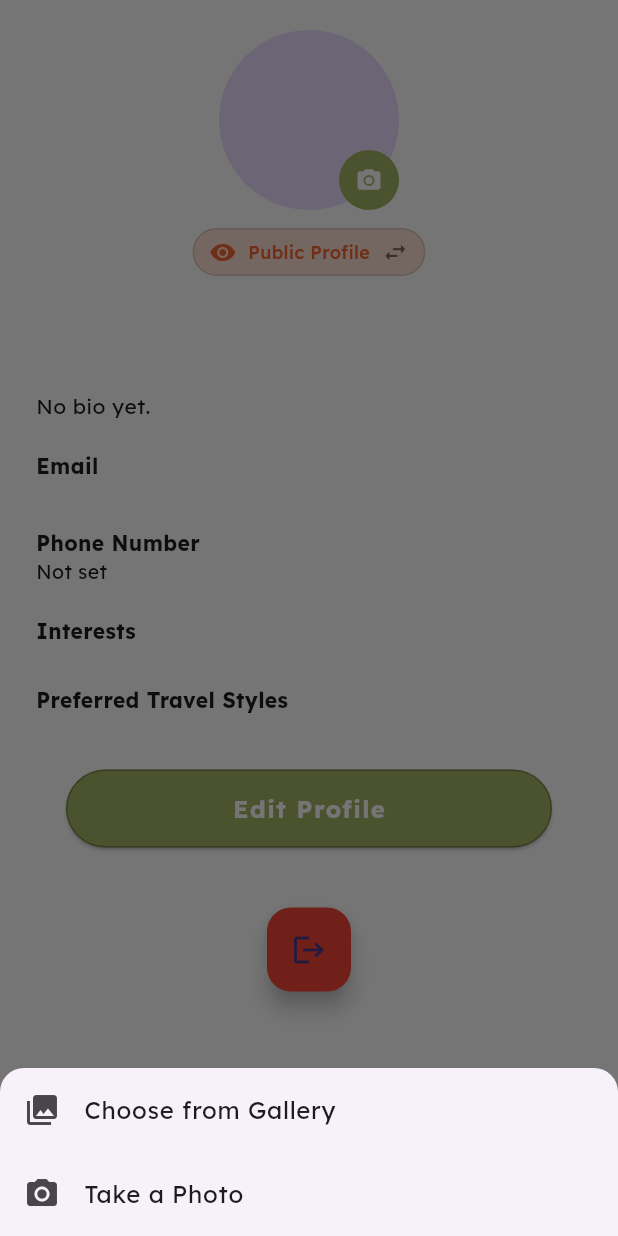
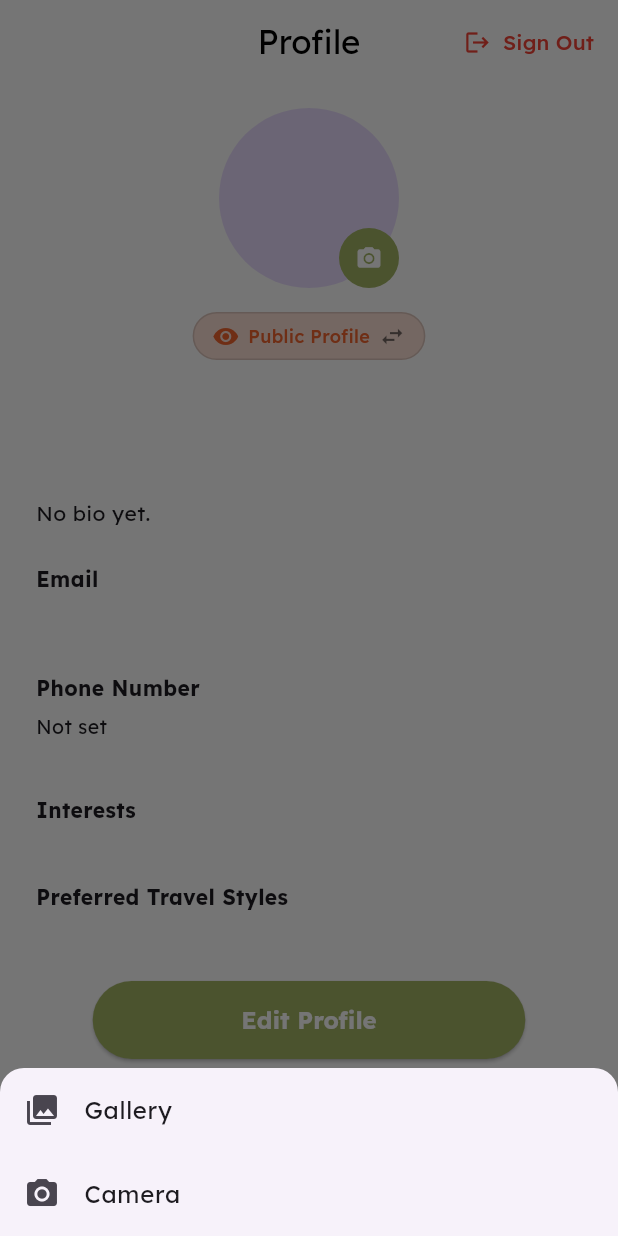
Before and after one commit to jpcabatingan/HaoFar_TravelApp, a Flutter app: the Profile screen opened by its route, after a tap on the "camera alt" icon, on a phone screen of 412 x 824 dp. Run offline on Flutter 3.47's test engine with Material 3 defaults, Android fonts, the phone set to English and light mode, and no system bars; our stand-ins replace cloud_firestore, firebase_auth, firebase_core, google_fonts, image_picker, qr_flutter; accounts and stored records are empty; generated files the repository leaves out were written again; network calls fail.

Commit message:
ui: improved the ui/ux of profile screen, removed the unnecessary back button

```diff
--- a/project/lib/screens/profile/profile.dart
+++ b/project/lib/screens/profile/profile.dart
@@ -1,5 +1,3 @@
-// screens/profile.dart
-
 import 'dart:io';
 import 'package:flutter/material.dart';
 import 'package:image_picker/image_picker.dart';
@@ -31,15 +29,40 @@ class _ProfileState extends State<Profile> {
 
     return Scaffold(
       backgroundColor: Colors.white,
-      body: SingleChildScrollView(
-        padding: const EdgeInsets.symmetric(horizontal: 24),
+      appBar: AppBar(
+        backgroundColor: Colors.white,
+        elevation: 0,
+        centerTitle: true,
+        title: Text('Profile', style: GoogleFonts.lexend(color: Colors.black)),
+        automaticallyImplyLeading: false,
+        actions: [
+          TextButton.icon(
+            onPressed: () async {
+              try {
+                await context.read<AuthProvider>().signOut();
+                Navigator.pushReplacementNamed(context, '/');
+              } catch (e) {
+                ScaffoldMessenger.of(context).showSnackBar(
+                  SnackBar(content: Text('Logout failed: \$e')),
+                );
+              }
+            },
+            icon: const Icon(Icons.logout, color: Colors.red),
+            label: Text('Sign Out', style: GoogleFonts.lexend(color: Colors.red)),
+          ),
+        ],
+      ),
+      body: SafeArea(
+        child: SingleChildScrollView(
+          padding: const EdgeInsets.symmetric(horizontal: 24, vertical: 16),
           child: Column(
+            crossAxisAlignment: CrossAxisAlignment.start,
             children: [
-            const SizedBox(height: 20),
               Center(
                 child: GestureDetector(
                   onTap: _showImageSourceActionSheet,
                   child: Stack(
+                    alignment: Alignment.bottomRight,
                     children: [
                       CircleAvatar(
                         radius: 60,
@@ -50,10 +73,7 @@ class _ProfileState extends State<Profile> {
                                       'https://freesvg.org/img/abstract-user-flat-4.png',
                                 ) as ImageProvider,
                       ),
-                    Positioned(
-                      bottom: 0,
-                      right: 0,
-                      child: CircleAvatar(
+                      CircleAvatar(
                         radius: 20,
                         backgroundColor: const Color(0xFFA3B565),
                         child: const Icon(
@@ -62,27 +82,30 @@ class _ProfileState extends State<Profile> {
                           size: 18,
                         ),
                       ),
-                    ),
                     ],
                   ),
                 ),
               ),
-            const SizedBox(height: 12),
-            _visibilityToggle(userProvider),
-            const SizedBox(height: 12),
-            Text(
+              const SizedBox(height: 16),
+              Center(child: _visibilityToggle(userProvider)),
+              const SizedBox(height: 16),
+              Center(
+                child: Text(
                   user.username,
                   style: GoogleFonts.lexend(
                     fontWeight: FontWeight.bold,
-                fontSize: 18,
+                    fontSize: 20,
+                  ),
                 ),
               ),
               const SizedBox(height: 4),
-            Text(
+              Center(
+                child: Text(
                   '${user.firstName} ${user.lastName}',
-              style: GoogleFonts.lexend(fontSize: 14, color: Colors.grey),
+                  style: GoogleFonts.lexend(fontSize: 16, color: Colors.grey),
                 ),
-            const SizedBox(height: 16),
+              ),
+              const SizedBox(height: 20),
               Align(
                 alignment: Alignment.centerLeft,
                 child: Text(
@@ -90,27 +113,26 @@ class _ProfileState extends State<Profile> {
                   style: GoogleFonts.lexend(),
                 ),
               ),
-            const SizedBox(height: 20),
+              const SizedBox(height: 24),
               _sectionLabel('Email'),
               _sectionText(user.email),
-            const SizedBox(height: 12),
+              const SizedBox(height: 16),
               _sectionLabel('Phone Number'),
               _sectionText(
                 (user.phoneNumber?.isEmpty ?? true) ? 'Not set' : user.phoneNumber!,
               ),
-            const SizedBox(height: 20),
+              const SizedBox(height: 24),
               _sectionLabel('Interests'),
-            const SizedBox(height: 6),
+              const SizedBox(height: 8),
               _chipWrap(user.interests, const Color(0xFFFCDD9D)),
-            const SizedBox(height: 20),
+              const SizedBox(height: 24),
               _sectionLabel('Preferred Travel Styles'),
-            const SizedBox(height: 6),
+              const SizedBox(height: 8),
               _chipWrap(user.travelStyles, const Color(0xFFFCDD9D)),
-            const SizedBox(height: 30),
-            Padding(
-              padding: const EdgeInsets.symmetric(horizontal: 20),
+              const SizedBox(height: 32),
+              Center(
                 child: SizedBox(
-                width: double.infinity,
+                  width: MediaQuery.of(context).size.width * 0.7,
                   child: ElevatedButton(
                     onPressed: () {
                       Navigator.push(
@@ -126,12 +148,10 @@ class _ProfileState extends State<Profile> {
                       padding: const EdgeInsets.symmetric(vertical: 16),
                       shape: RoundedRectangleBorder(
                         borderRadius: BorderRadius.circular(30),
-                      side: const BorderSide(color: Colors.black26, width: 1),
                       ),
                       textStyle: const TextStyle(
                         fontSize: 16,
                         fontWeight: FontWeight.bold,
-                      letterSpacing: 1,
                       ),
                     ),
                     child: Text('Edit Profile', style: GoogleFonts.lexend()),
@@ -139,26 +159,8 @@ class _ProfileState extends State<Profile> {
                 ),
               ),
               const SizedBox(height: 40),
-            Positioned(
-              bottom: 16,
-              right: 16,
-              child: FloatingActionButton(
-                onPressed: () async {
-                  try {
-                    await context.read<AuthProvider>().signOut();
-                    Navigator.pushReplacementNamed(context, '/');
-                  } catch (e) {
-                    ScaffoldMessenger.of(context).showSnackBar(
-                      SnackBar(content: Text('Logout failed: \$e')),
-                    );
-                  }
-                },
-                backgroundColor: Colors.red,
-                tooltip: 'Logout',
-                child: const Icon(Icons.logout),
+            ],
           ),
-            ),
-          ],
         ),
       ),
     );
@@ -166,15 +168,12 @@ class _ProfileState extends State<Profile> {
 
   Widget _visibilityToggle(UserProvider provider) {
     final user = provider.user!;
-
     return GestureDetector(
       onTap: () async {
-        await provider.updateProfile({
-          'isProfilePublic': !user.isProfilePublic,
-        });
+        await provider.updateProfile({'isProfilePublic': !user.isProfilePublic});
       },
       child: Container(
-        padding: const EdgeInsets.symmetric(horizontal: 10, vertical: 6),
+        padding: const EdgeInsets.symmetric(horizontal: 12, vertical: 6),
         decoration: BoxDecoration(
           borderRadius: BorderRadius.circular(30),
           color: user.isProfilePublic
@@ -192,7 +191,7 @@ class _ProfileState extends State<Profile> {
                   ? const Color(0xFFF1642E)
                   : Colors.grey.shade600,
             ),
-            const SizedBox(width: 8),
+            const SizedBox(width: 6),
             Text(
               user.isProfilePublic ? 'Public Profile' : 'Private Profile',
               style: GoogleFonts.lexend(
@@ -203,7 +202,7 @@ class _ProfileState extends State<Profile> {
                 fontWeight: FontWeight.w500,
               ),
             ),
-            const SizedBox(width: 8),
+            const SizedBox(width: 6),
             const Icon(Icons.swap_horiz, size: 18, color: Colors.black54),
           ],
         ),
@@ -212,15 +211,10 @@ class _ProfileState extends State<Profile> {
   }
 
   Future<void> _pickImage(ImageSource source) async {
-    final pickedFile = await _picker.pickImage(
-      source: source,
-      imageQuality: 85,
-    );
+    final pickedFile = await _picker.pickImage(source: source, imageQuality: 85);
     if (pickedFile != null) {
-      setState(() {
-        _imageFile = File(pickedFile.path);
-      });
-      // TODO: Implement Firebase Storage upload and updateProfilePicture
+      setState(() => _imageFile = File(pickedFile.path));
+      // TODO: upload and updateProfilePicture
     }
   }
 
@@ -230,13 +224,12 @@ class _ProfileState extends State<Profile> {
       shape: const RoundedRectangleBorder(
         borderRadius: BorderRadius.vertical(top: Radius.circular(16)),
       ),
-      builder: (BuildContext context) {
-        return SafeArea(
+      builder: (_) => SafeArea(
         child: Wrap(
-            children: <Widget>[
+          children: [
             ListTile(
               leading: const Icon(Icons.photo_library),
-                title: Text('Choose from Gallery', style: GoogleFonts.lexend()),
+              title: Text('Gallery', style: GoogleFonts.lexend()),
               onTap: () {
                 Navigator.pop(context);
                 _pickImage(ImageSource.gallery);
@@ -244,7 +237,7 @@ class _ProfileState extends State<Profile> {
             ),
             ListTile(
               leading: const Icon(Icons.camera_alt),
-                title: Text('Take a Photo', style: GoogleFonts.lexend()),
+              title: Text('Camera', style: GoogleFonts.lexend()),
               onTap: () {
                 Navigator.pop(context);
                 _pickImage(ImageSource.camera);
@@ -252,25 +245,22 @@ class _ProfileState extends State<Profile> {
             ),
           ],
         ),
-        );
-      },
+      ),
     );
   }
 
-  Widget _sectionLabel(String text) => Align(
-        alignment: Alignment.centerLeft,
+  Widget _sectionLabel(String text) => Padding(
+        padding: const EdgeInsets.only(bottom: 6),
         child: Text(text, style: GoogleFonts.lexend(fontWeight: FontWeight.bold, fontSize: 14)),
       );
 
-  Widget _sectionText(String text) => Align(
-        alignment: Alignment.centerLeft,
+  Widget _sectionText(String text) => Padding(
+        padding: const EdgeInsets.only(bottom: 12),
         child: Text(text, style: GoogleFonts.lexend(fontSize: 13)),
       );
 
   Widget _chipWrap(List<String> items, Color bgColor) {
-    return Align(
-      alignment: Alignment.centerLeft,
-      child: Wrap(
+    return Wrap(
       spacing: 8,
       runSpacing: 6,
       children: items.map(
@@ -281,7 +271,6 @@ class _ProfileState extends State<Profile> {
           shape: RoundedRectangleBorder(borderRadius: BorderRadius.circular(20)),
         ),
       ).toList(),
-      ),
     );
   }
 }
```
Lines whose indentation alone changed are shown as unchanged.
